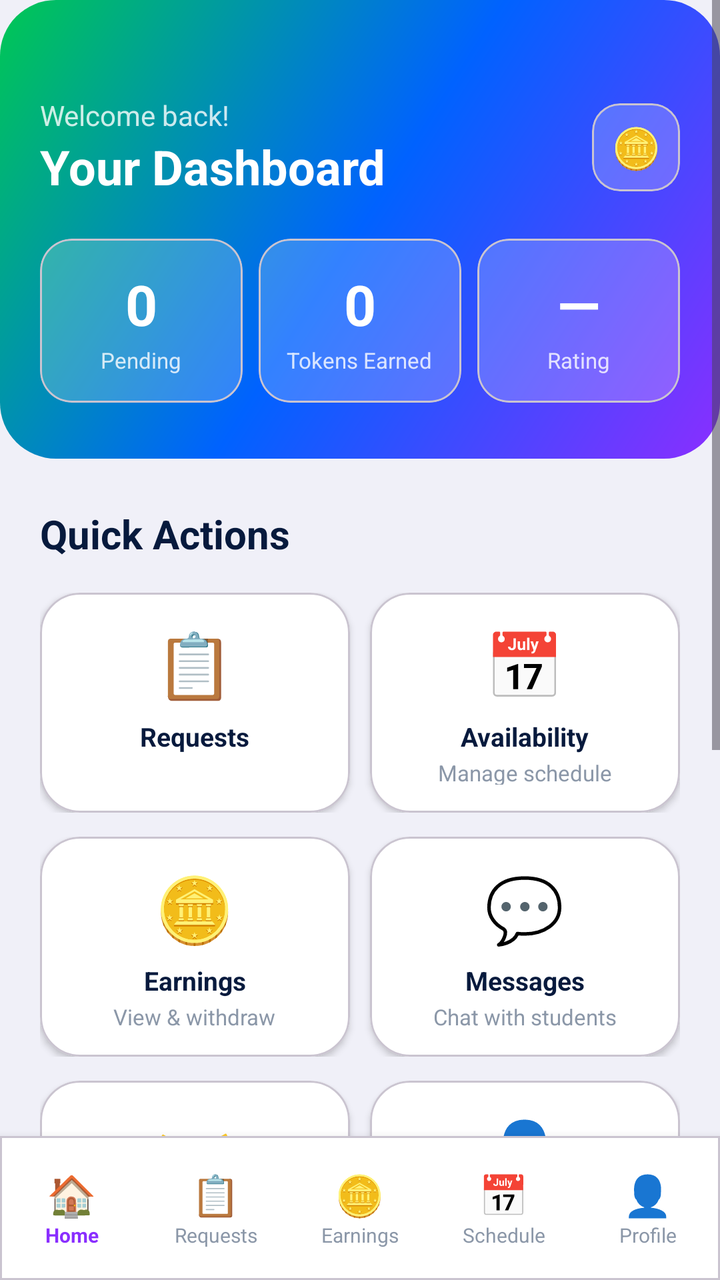
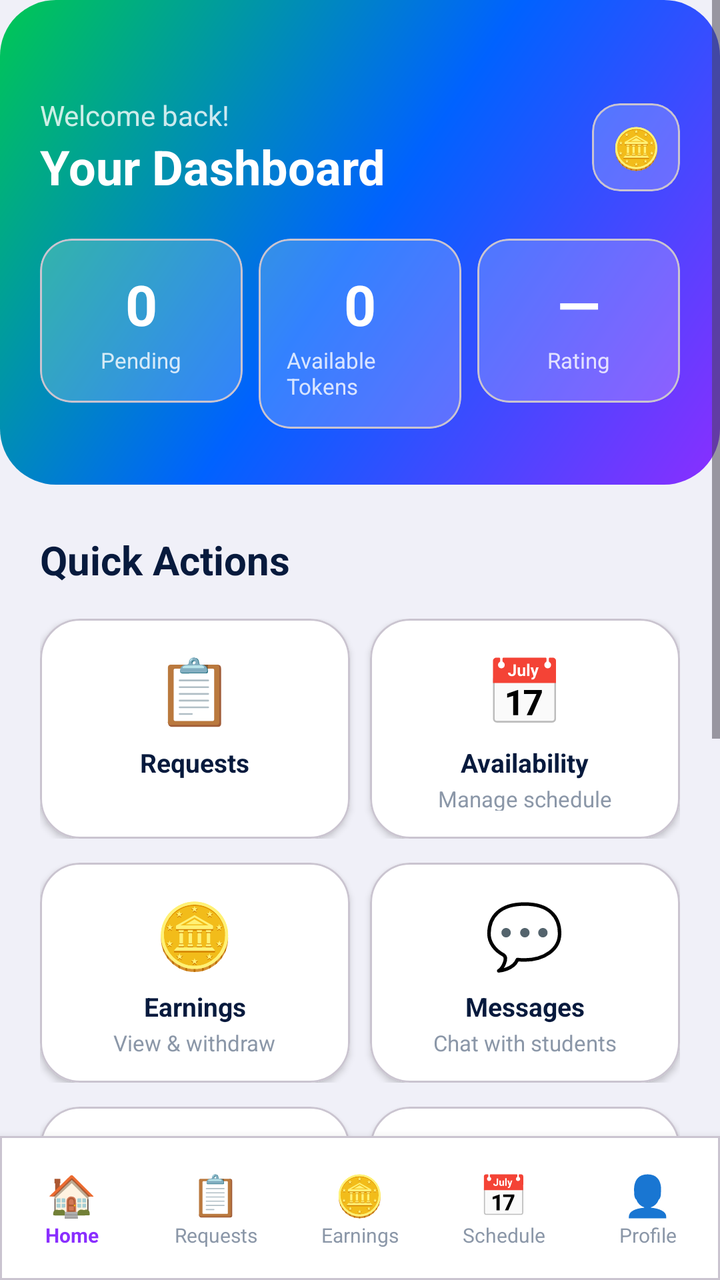

Screens rendered from an Android XML layout before and after an edit, with the pre-edit source and the edit as a unified diff.
<!-- AndroidManifest.xml: application theme Theme.PeerTutoringApollo -->
<!-- res/layout/activity_tutor_home.xml -->
<?xml version="1.0" encoding="utf-8"?>
<LinearLayout xmlns:android="http://schemas.android.com/apk/res/android"
    xmlns:app="http://schemas.android.com/apk/res-auto"
    android:layout_width="match_parent"
    android:layout_height="match_parent"
    android:orientation="vertical"
    android:background="#F0F0F8">

    
    <ScrollView
        android:layout_width="match_parent"
        android:layout_height="0dp"
        android:layout_weight="1"
        android:fillViewport="true">

        <LinearLayout
            android:layout_width="match_parent"
            android:layout_height="wrap_content"
            android:orientation="vertical">

            
            <LinearLayout
                android:layout_width="match_parent"
                android:layout_height="wrap_content"
                android:orientation="vertical"
                android:background="@drawable/bg_button_gradient"
                android:paddingTop="48dp"
                android:paddingBottom="28dp"
                android:paddingHorizontal="20dp">

                
                <LinearLayout
                    android:layout_width="match_parent"
                    android:layout_height="wrap_content"
                    android:orientation="horizontal"
                    android:gravity="center_vertical"
                    android:layout_marginBottom="20dp">

                    <LinearLayout
                        android:layout_width="0dp"
                        android:layout_height="wrap_content"
                        android:layout_weight="1"
                        android:orientation="vertical">
                        <TextView
                            android:id="@+id/tvGreeting"
                            android:layout_width="wrap_content"
                            android:layout_height="wrap_content"
                            android:text="Welcome back!"
                            android:textColor="#CCFFFFFF"
                            android:textSize="14sp" />
                        <TextView
                            android:id="@+id/tvTutorName"
                            android:layout_width="wrap_content"
                            android:layout_height="wrap_content"
                            android:text="Your Dashboard"
                            android:textColor="#FFFFFF"
                            android:textSize="24sp"
                            android:textStyle="bold" />
                    </LinearLayout>

                    <com.google.android.material.card.MaterialCardView
                        android:id="@+id/btnEarnings"
                        android:layout_width="44dp"
                        android:layout_height="44dp"
                        android:clickable="true"
                        android:focusable="true"
                        app:cardCornerRadius="14dp"
                        app:cardBackgroundColor="#33FFFFFF"
                        app:cardElevation="0dp">
                        <TextView
                            android:layout_width="match_parent"
                            android:layout_height="match_parent"
                            android:gravity="center"
                            android:text="🪙"
                            android:textSize="20sp" />
                    </com.google.android.material.card.MaterialCardView>
                </LinearLayout>

                
                <LinearLayout
                    android:layout_width="match_parent"
                    android:layout_height="wrap_content"
                    android:orientation="horizontal">

                    <com.google.android.material.card.MaterialCardView
                        android:layout_width="0dp"
                        android:layout_height="wrap_content"
                        android:layout_weight="1"
                        android:layout_marginEnd="8dp"
                        app:cardCornerRadius="16dp"
                        app:cardBackgroundColor="#33FFFFFF"
                        app:cardElevation="0dp">
                        <LinearLayout
                            android:layout_width="match_parent"
                            android:layout_height="wrap_content"
                            android:orientation="vertical"
                            android:gravity="center"
                            android:padding="14dp">
                            <TextView
                                android:id="@+id/tvPendingCount"
                                android:layout_width="wrap_content"
                                android:layout_height="wrap_content"
                                android:text="0"
                                android:textColor="#FFFFFF"
                                android:textSize="28sp"
                                android:textStyle="bold" />
                            <TextView
                                android:layout_width="wrap_content"
                                android:layout_height="wrap_content"
                                android:text="Pending"
                                android:textColor="#CCFFFFFF"
                                android:textSize="11sp"
                                android:layout_marginTop="2dp" />
                        </LinearLayout>
                    </com.google.android.material.card.MaterialCardView>

                    <com.google.android.material.card.MaterialCardView
                        android:layout_width="0dp"
                        android:layout_height="wrap_content"
                        android:layout_weight="1"
                        android:layout_marginEnd="8dp"
                        app:cardCornerRadius="16dp"
                        app:cardBackgroundColor="#33FFFFFF"
                        app:cardElevation="0dp">
                        <LinearLayout
                            android:layout_width="match_parent"
                            android:layout_height="wrap_content"
                            android:orientation="vertical"
                            android:gravity="center"
                            android:padding="14dp">
                            <TextView
                                android:id="@+id/tvEarningsCount"
                                android:layout_width="wrap_content"
                                android:layout_height="wrap_content"
                                android:text="0"
                                android:textColor="#FFFFFF"
                                android:textSize="28sp"
                                android:textStyle="bold" />
                            <TextView
                                android:layout_width="wrap_content"
                                android:layout_height="wrap_content"
                                android:text="Tokens Earned"
                                android:textColor="#CCFFFFFF"
                                android:textSize="11sp"
                                android:layout_marginTop="2dp" />
                        </LinearLayout>
                    </com.google.android.material.card.MaterialCardView>

                    <com.google.android.material.card.MaterialCardView
                        android:layout_width="0dp"
                        android:layout_height="wrap_content"
                        android:layout_weight="1"
                        app:cardCornerRadius="16dp"
                        app:cardBackgroundColor="#33FFFFFF"
                        app:cardElevation="0dp">
                        <LinearLayout
                            android:layout_width="match_parent"
                            android:layout_height="wrap_content"
                            android:orientation="vertical"
                            android:gravity="center"
                            android:padding="14dp">
                            <TextView
                                android:id="@+id/tvRating"
                                android:layout_width="wrap_content"
                                android:layout_height="wrap_content"
                                android:text="—"
                                android:textColor="#FFFFFF"
                                android:textSize="28sp"
                                android:textStyle="bold" />
                            <TextView
                                android:layout_width="wrap_content"
                                android:layout_height="wrap_content"
                                android:text="Rating"
                                android:textColor="#CCFFFFFF"
                                android:textSize="11sp"
                                android:layout_marginTop="2dp" />
                        </LinearLayout>
                    </com.google.android.material.card.MaterialCardView>
                </LinearLayout>
            </LinearLayout>

            
            <LinearLayout
                android:layout_width="match_parent"
                android:layout_height="wrap_content"
                android:orientation="vertical"
                android:paddingHorizontal="20dp"
                android:paddingTop="24dp"
                android:paddingBottom="8dp">

                <TextView
                    android:layout_width="wrap_content"
                    android:layout_height="wrap_content"
                    android:text="Quick Actions"
                    android:textColor="#071A3D"
                    android:textSize="20sp"
                    android:textStyle="bold"
                    android:layout_marginBottom="16dp" />

                
                <LinearLayout
                    android:layout_width="match_parent"
                    android:layout_height="wrap_content"
                    android:orientation="horizontal"
                    android:layout_marginBottom="12dp">

                    <com.google.android.material.card.MaterialCardView
                        android:id="@+id/cardViewRequests"
                        android:layout_width="0dp"
                        android:layout_height="110dp"
                        android:layout_weight="1"
                        android:layout_marginEnd="10dp"
                        android:clickable="true" android:focusable="true"
                        app:cardCornerRadius="20dp" app:cardBackgroundColor="#FFFFFF" app:cardElevation="2dp">
                        <LinearLayout android:layout_width="match_parent" android:layout_height="match_parent"
                            android:orientation="vertical" android:gravity="center" android:padding="14dp">
                            <TextView android:layout_width="wrap_content" android:layout_height="wrap_content"
                                android:text="📋" android:textSize="32sp" />
                            <TextView android:layout_width="wrap_content" android:layout_height="wrap_content"
                                android:text="Requests" android:textColor="#071A3D"
                                android:textSize="13sp" android:textStyle="bold" android:layout_marginTop="6dp" />
                            <TextView android:id="@+id/tvRequestsBadge"
                                android:layout_width="wrap_content" android:layout_height="wrap_content"
                                android:text="" android:textColor="#8A2EFF"
                                android:textSize="11sp" android:layout_marginTop="2dp" />
                        </LinearLayout>
                    </com.google.android.material.card.MaterialCardView>

                    <com.google.android.material.card.MaterialCardView
                        android:id="@+id/cardAvailability"
                        android:layout_width="0dp"
                        android:layout_height="110dp"
                        android:layout_weight="1"
                        android:clickable="true" android:focusable="true"
                        app:cardCornerRadius="20dp" app:cardBackgroundColor="#FFFFFF" app:cardElevation="2dp">
                        <LinearLayout android:layout_width="match_parent" android:layout_height="match_parent"
                            android:orientation="vertical" android:gravity="center" android:padding="14dp">
                            <TextView android:layout_width="wrap_content" android:layout_height="wrap_content"
                                android:text="📅" android:textSize="32sp" />
                            <TextView android:layout_width="wrap_content" android:layout_height="wrap_content"
                                android:text="Availability" android:textColor="#071A3D"
                                android:textSize="13sp" android:textStyle="bold" android:layout_marginTop="6dp" />
                            <TextView android:layout_width="wrap_content" android:layout_height="wrap_content"
                                android:text="Manage schedule" android:textColor="#8B97A8"
                                android:textSize="11sp" android:layout_marginTop="2dp" />
                        </LinearLayout>
                    </com.google.android.material.card.MaterialCardView>
                </LinearLayout>

                
                <LinearLayout
                    android:layout_width="match_parent"
                    android:layout_height="wrap_content"
                    android:orientation="horizontal"
                    android:layout_marginBottom="12dp">

                    <com.google.android.material.card.MaterialCardView
                        android:id="@+id/cardEarnings"
                        android:layout_width="0dp"
                        android:layout_height="110dp"
                        android:layout_weight="1"
                        android:layout_marginEnd="10dp"
                        android:clickable="true" android:focusable="true"
                        app:cardCornerRadius="20dp" app:cardBackgroundColor="#FFFFFF" app:cardElevation="2dp">
                        <LinearLayout android:layout_width="match_parent" android:layout_height="match_parent"
                            android:orientation="vertical" android:gravity="center" android:padding="14dp">
                            <TextView android:layout_width="wrap_content" android:layout_height="wrap_content"
                                android:text="🪙" android:textSize="32sp" />
                            <TextView android:layout_width="wrap_content" android:layout_height="wrap_content"
                                android:text="Earnings" android:textColor="#071A3D"
                                android:textSize="13sp" android:textStyle="bold" android:layout_marginTop="6dp" />
                            <TextView android:layout_width="wrap_content" android:layout_height="wrap_content"
                                android:text="View &amp; withdraw" android:textColor="#8B97A8"
                                android:textSize="11sp" android:layout_marginTop="2dp" />
                        </LinearLayout>
                    </com.google.android.material.card.MaterialCardView>

                    <com.google.android.material.card.MaterialCardView
                        android:id="@+id/cardMessages"
                        android:layout_width="0dp"
                        android:layout_height="110dp"
                        android:layout_weight="1"
                        android:clickable="true" android:focusable="true"
                        app:cardCornerRadius="20dp" app:cardBackgroundColor="#FFFFFF" app:cardElevation="2dp">
                        <LinearLayout android:layout_width="match_parent" android:layout_height="match_parent"
                            android:orientation="vertical" android:gravity="center" android:padding="14dp">
                            <TextView android:layout_width="wrap_content" android:layout_height="wrap_content"
                                android:text="💬" android:textSize="32sp" />
                            <TextView android:layout_width="wrap_content" android:layout_height="wrap_content"
                                android:text="Messages" android:textColor="#071A3D"
                                android:textSize="13sp" android:textStyle="bold" android:layout_marginTop="6dp" />
                            <TextView android:layout_width="wrap_content" android:layout_height="wrap_content"
                                android:text="Chat with students" android:textColor="#8B97A8"
                                android:textSize="11sp" android:layout_marginTop="2dp" />
                        </LinearLayout>
                    </com.google.android.material.card.MaterialCardView>
                </LinearLayout>

                
                <LinearLayout
                    android:layout_width="match_parent"
                    android:layout_height="wrap_content"
                    android:orientation="horizontal"
                    android:layout_marginBottom="12dp">

                    <com.google.android.material.card.MaterialCardView
                        android:id="@+id/cardOffers"
                        android:layout_width="0dp"
                        android:layout_height="110dp"
                        android:layout_weight="1"
                        android:layout_marginEnd="10dp"
                        android:clickable="true" android:focusable="true"
                        app:cardCornerRadius="20dp" app:cardBackgroundColor="#FFFFFF" app:cardElevation="2dp">
                        <LinearLayout android:layout_width="match_parent" android:layout_height="match_parent"
                            android:orientation="vertical" android:gravity="center" android:padding="14dp">
                            <TextView android:layout_width="wrap_content" android:layout_height="wrap_content"
                                android:text="🤝" android:textSize="32sp" />
                            <TextView android:layout_width="wrap_content" android:layout_height="wrap_content"
                                android:text="My Offers" android:textColor="#071A3D"
                                android:textSize="13sp" android:textStyle="bold" android:layout_marginTop="6dp" />
                            <TextView android:layout_width="wrap_content" android:layout_height="wrap_content"
                                android:text="Counter-offers sent" android:textColor="#8B97A8"
                                android:textSize="11sp" android:layout_marginTop="2dp" />
                        </LinearLayout>
                    </com.google.android.material.card.MaterialCardView>

                    <com.google.android.material.card.MaterialCardView
                        android:id="@+id/cardProfile"
                        android:layout_width="0dp"
                        android:layout_height="110dp"
                        android:layout_weight="1"
                        android:clickable="true" android:focusable="true"
                        app:cardCornerRadius="20dp" app:cardBackgroundColor="#FFFFFF" app:cardElevation="2dp">
                        <LinearLayout android:layout_width="match_parent" android:layout_height="match_parent"
                            android:orientation="vertical" android:gravity="center" android:padding="14dp">
                            <TextView android:layout_width="wrap_content" android:layout_height="wrap_content"
                                android:text="👤" android:textSize="32sp" />
                            <TextView android:layout_width="wrap_content" android:layout_height="wrap_content"
                                android:text="Profile" android:textColor="#071A3D"
                                android:textSize="13sp" android:textStyle="bold" android:layout_marginTop="6dp" />
                            <TextView android:layout_width="wrap_content" android:layout_height="wrap_content"
                                android:text="Edit your info" android:textColor="#8B97A8"
                                android:textSize="11sp" android:layout_marginTop="2dp" />
                        </LinearLayout>
                    </com.google.android.material.card.MaterialCardView>
                </LinearLayout>

                
                <com.google.android.material.card.MaterialCardView
                    android:id="@+id/cardMyCourses"
                    android:layout_width="match_parent"
                    android:layout_height="wrap_content"
                    android:layout_marginBottom="12dp"
                    android:clickable="true"
                    android:focusable="true"
                    app:cardCornerRadius="20dp"
                    app:cardElevation="4dp">

                    <LinearLayout
                        android:layout_width="match_parent"
                        android:layout_height="wrap_content"
                        android:orientation="horizontal"
                        android:gravity="center_vertical"
                        android:padding="18dp"
                        android:background="@drawable/bg_button_gradient">

                        <com.google.android.material.card.MaterialCardView
                            android:layout_width="52dp"
                            android:layout_height="52dp"
                            android:layout_marginEnd="16dp"
                            app:cardCornerRadius="16dp"
                            app:cardBackgroundColor="#33FFFFFF"
                            app:cardElevation="0dp">
                            <TextView
                                android:layout_width="match_parent"
                                android:layout_height="match_parent"
                                android:gravity="center"
                                android:text="🎓"
                                android:textSize="24sp"/>
                        </com.google.android.material.card.MaterialCardView>

                        <LinearLayout
                            android:layout_width="0dp"
                            android:layout_height="wrap_content"
                            android:layout_weight="1"
                            android:orientation="vertical">
                            <TextView
                                android:layout_width="wrap_content"
                                android:layout_height="wrap_content"
                                android:text="My Crash Courses"
                                android:textColor="#FFFFFF"
                                android:textSize="16sp"
                                android:textStyle="bold"/>
                            <TextView
                                android:layout_width="wrap_content"
                                android:layout_height="wrap_content"
                                android:text="Create &amp; manage your intensive programs"
                                android:textColor="#CCFFFFFF"
                                android:textSize="12sp"
                                android:layout_marginTop="3dp"/>
                        </LinearLayout>

                        <TextView
                            android:layout_width="wrap_content"
                            android:layout_height="wrap_content"
                            android:text="›"
                            android:textColor="#FFFFFF"
                            android:textSize="28sp"
                            android:textStyle="bold"
                            android:layout_marginStart="8dp"/>
                    </LinearLayout>
                </com.google.android.material.card.MaterialCardView>

                
                <com.google.android.material.card.MaterialCardView
                    android:layout_width="match_parent"
                    android:layout_height="wrap_content"
                    android:layout_marginBottom="24dp"
                    app:cardCornerRadius="16dp"
                    app:cardBackgroundColor="#FFF8E1"
                    app:cardElevation="0dp">

                    <LinearLayout
                        android:id="@+id/btnSeedData"
                        android:layout_width="match_parent"
                        android:layout_height="wrap_content"
                        android:orientation="horizontal"
                        android:gravity="center_vertical"
                        android:padding="14dp"
                        android:clickable="true"
                        android:focusable="true">

                        <TextView
                            android:layout_width="wrap_content"
                            android:layout_height="wrap_content"
                            android:text="🌱"
                            android:textSize="20sp"
                            android:layout_marginEnd="12dp" />

                        <LinearLayout
                            android:layout_width="0dp"
                            android:layout_height="wrap_content"
                            android:layout_weight="1"
                            android:orientation="vertical">
                            <TextView
                                android:layout_width="wrap_content"
                                android:layout_height="wrap_content"
                                android:text="Seed Test Data"
                                android:textStyle="bold"
                                android:textColor="#071A3D"
                                android:textSize="14sp" />
                            <TextView
                                android:layout_width="wrap_content"
                                android:layout_height="wrap_content"
                                android:text="Add test tutors and session requests for QA"
                                android:textColor="#8B97A8"
                                android:textSize="12sp" />
                        </LinearLayout>

                        <TextView
                            android:layout_width="wrap_content"
                            android:layout_height="wrap_content"
                            android:text="›"
                            android:textColor="#8B97A8"
                            android:textSize="20sp"
                            android:textStyle="bold" />
                    </LinearLayout>
                </com.google.android.material.card.MaterialCardView>

            </LinearLayout>
        </LinearLayout>
    </ScrollView>

    
    <com.google.android.material.card.MaterialCardView
        android:layout_width="match_parent"
        android:layout_height="72dp"
        app:cardCornerRadius="0dp"
        app:cardBackgroundColor="#FFFFFF"
        app:cardElevation="8dp">

        <LinearLayout
            android:layout_width="match_parent"
            android:layout_height="match_parent"
            android:orientation="horizontal">

            <LinearLayout android:id="@+id/navHome"
                android:layout_width="0dp" android:layout_height="match_parent"
                android:layout_weight="1" android:orientation="vertical"
                android:gravity="center" android:clickable="true" android:focusable="true">
                <TextView android:layout_width="wrap_content" android:layout_height="wrap_content"
                    android:text="🏠" android:textSize="20sp" android:gravity="center"/>
                <TextView android:layout_width="wrap_content" android:layout_height="wrap_content"
                    android:text="Home" android:textSize="10sp" android:textColor="#8A2EFF"
                    android:textStyle="bold"/>
            </LinearLayout>

            <LinearLayout android:id="@+id/navRequests"
                android:layout_width="0dp" android:layout_height="match_parent"
                android:layout_weight="1" android:orientation="vertical"
                android:gravity="center" android:clickable="true" android:focusable="true">
                <TextView android:layout_width="wrap_content" android:layout_height="wrap_content"
                    android:text="📋" android:textSize="20sp" android:gravity="center"/>
                <TextView android:layout_width="wrap_content" android:layout_height="wrap_content"
                    android:text="Requests" android:textSize="10sp" android:textColor="#8B97A8"/>
            </LinearLayout>

            <LinearLayout android:id="@+id/navEarnings"
                android:layout_width="0dp" android:layout_height="match_parent"
                android:layout_weight="1" android:orientation="vertical"
                android:gravity="center" android:clickable="true" android:focusable="true">
                <TextView android:layout_width="wrap_content" android:layout_height="wrap_content"
                    android:text="🪙" android:textSize="20sp" android:gravity="center"/>
                <TextView android:layout_width="wrap_content" android:layout_height="wrap_content"
                    android:text="Earnings" android:textSize="10sp" android:textColor="#8B97A8"/>
            </LinearLayout>

            <LinearLayout android:id="@+id/navAvailability"
                android:layout_width="0dp" android:layout_height="match_parent"
                android:layout_weight="1" android:orientation="vertical"
                android:gravity="center" android:clickable="true" android:focusable="true">
                <TextView android:layout_width="wrap_content" android:layout_height="wrap_content"
                    android:text="📅" android:textSize="20sp" android:gravity="center"/>
                <TextView android:layout_width="wrap_content" android:layout_height="wrap_content"
                    android:text="Schedule" android:textSize="10sp" android:textColor="#8B97A8"/>
            </LinearLayout>

            <LinearLayout android:id="@+id/navProfile"
                android:layout_width="0dp" android:layout_height="match_parent"
                android:layout_weight="1" android:orientation="vertical"
                android:gravity="center" android:clickable="true" android:focusable="true">
                <TextView android:layout_width="wrap_content" android:layout_height="wrap_content"
                    android:text="👤" android:textSize="20sp" android:gravity="center"/>
                <TextView android:layout_width="wrap_content" android:layout_height="wrap_content"
                    android:text="Profile" android:textSize="10sp" android:textColor="#8B97A8"/>
            </LinearLayout>
        </LinearLayout>
    </com.google.android.material.card.MaterialCardView>

</LinearLayout>
<!-- resources referenced by this layout -->
<resources>
  <!-- drawable bg_button_gradient (drawable) -->
  <?xml version="1.0" encoding="utf-8"?>
  <shape xmlns:android="http://schemas.android.com/apk/res/android">
      <gradient
          android:startColor="#8A2EFF"
          android:centerColor="#0062FF"
          android:endColor="#00C853"
          android:angle="135" />
      <corners android:radius="28dp" />
  </shape>
  <style name="Theme.PeerTutoringApollo" parent="Base.Theme.PeerTutoringApollo" />
  <style name="Base.Theme.PeerTutoringApollo" parent="Theme.Material3.DayNight.NoActionBar">
          
          
      </style>
</resources>

<!-- the commit's change to res/layout/activity_tutor_home.xml (unified diff, before → after) -->
@@ -139,7 +139,7 @@
                             <TextView
                                 android:layout_width="wrap_content"
                                 android:layout_height="wrap_content"
-                                android:text="Tokens Earned"
+                                android:text="Available Tokens"
                                 android:textColor="#CCFFFFFF"
                                 android:textSize="11sp"
                                 android:layout_marginTop="2dp" />
